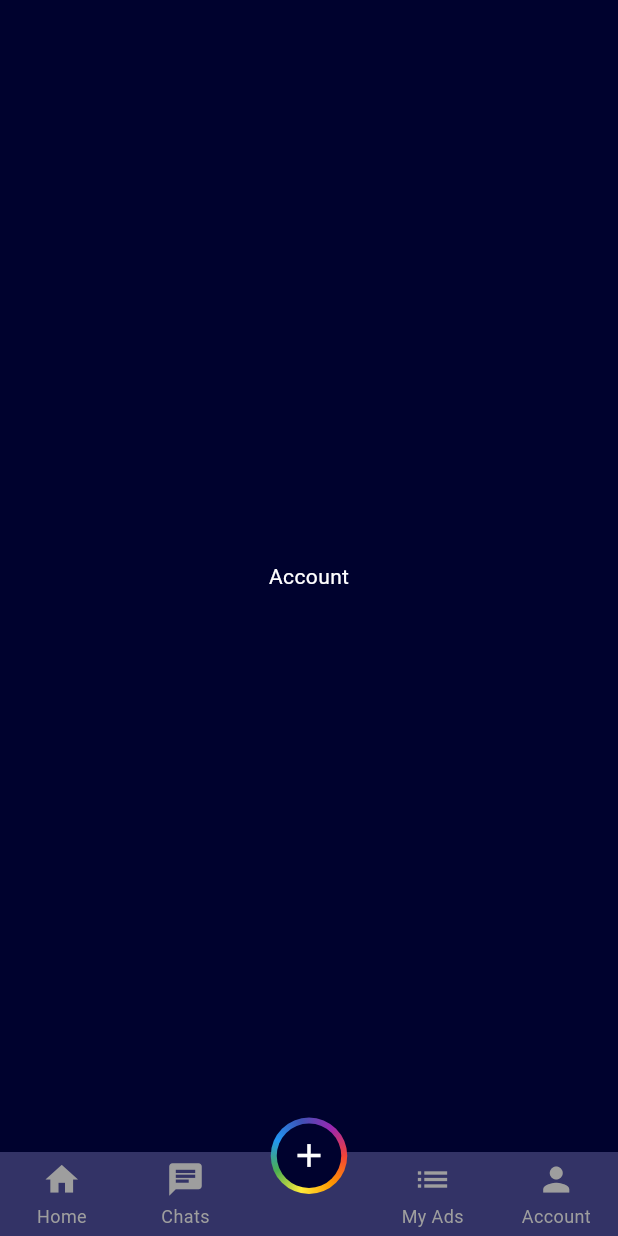
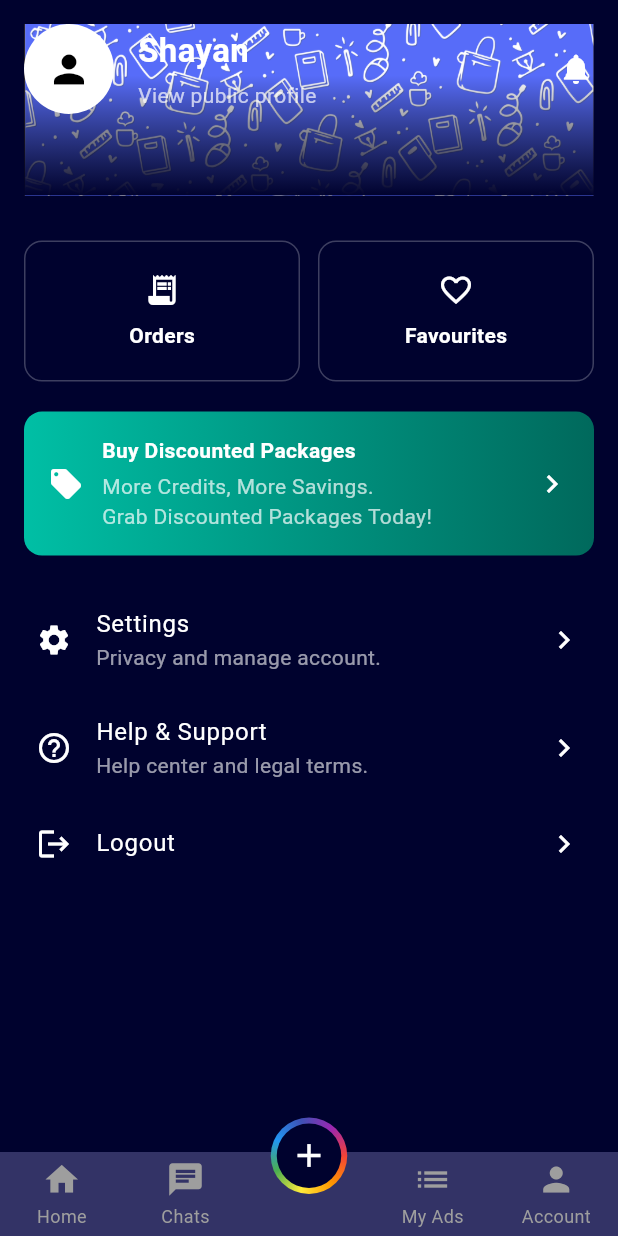
Before and after one commit to I-S-G-7/olx_app, a Flutter app: the screen it shows after launch, item 5 of the bottom bar chosen, on a phone screen of 412 x 824 dp. Run offline on Flutter 3.47's test engine with Material 3 defaults, Android fonts, the phone set to English and light mode, and no system bars; drawn by our look-alikes of persistent_bottom_nav_bar_v2; network calls fail.

Commit message:
Added Accounts Page

```diff
--- /dev/null
+++ b/lib/accounts_page.dart
@@ -0,0 +1,146 @@
+import 'package:flutter/material.dart';
+
+class AccountPage extends StatelessWidget {
+  const AccountPage({super.key});
+
+  @override
+  Widget build(BuildContext context) {
+    return Scaffold(
+      backgroundColor: const Color(0xFF00022E),
+      body: ListView(
+        padding: const EdgeInsets.all(16),
+        children: [
+          SingleChildScrollView(
+            child: Column(
+              children: [ Stack(
+                children: [
+                  Image.asset('assets/images/olx_b.png', fit: BoxFit.cover),
+                    Positioned(
+                      bottom: 0,
+                      left: 0,
+                      right: 0,
+                      height: 80,
+                      child: Container(
+                        decoration: const BoxDecoration(
+                          gradient: LinearGradient(
+                            begin: Alignment.topCenter,
+                            end: Alignment.bottomCenter,
+                            colors: [Colors.transparent, Color(0xFF00022E)],
+                          ),
+                        ),
+                      ),
+                    ),
+                  Row(
+                  crossAxisAlignment: CrossAxisAlignment.center,
+                  children: [
+                    CircleAvatar(
+                      radius: 30,
+                      backgroundColor: Colors.white,
+                      child: Icon(Icons.person, size: 30, color: Colors.black),
+                    ),
+                    const SizedBox(width: 16),
+                    Column(
+                      crossAxisAlignment: CrossAxisAlignment.start,
+                      children: const [
+                        Text("Shayan",
+                            style: TextStyle(
+                                fontSize: 22,
+                                fontWeight: FontWeight.bold,
+                                color: Colors.white)),
+                        SizedBox(height: 4),
+                        Text("View public profile",
+                            style: TextStyle(color: Colors.white70)),
+                      ],
+                    ),
+                    const Spacer(),
+                    Icon(Icons.notifications, color: Colors.white),
+                  ],
+                ),
+                ]
+              ),
+              ]
+            ),
+          ),
+
+          const SizedBox(height: 30),
+          Row(
+            children: [
+              Expanded(
+                child: _buildOptionBox(Icons.receipt_long, "Orders"),
+              ),
+              const SizedBox(width: 12),
+              Expanded(
+                child: _buildOptionBox(Icons.favorite_border, "Favourites"),
+              ),
+            ],
+          ),
+          const SizedBox(height: 20),
+          Container(
+            decoration: BoxDecoration(
+              gradient: const LinearGradient(
+                colors: [Color(0xFF00BFA5), Color(0xFF00695C)],
+              ),
+              borderRadius: BorderRadius.circular(12),
+            ),
+            padding: const EdgeInsets.all(16),
+            child: Row(
+              children: const [
+                Icon(Icons.local_offer, color: Colors.white),
+                SizedBox(width: 12),
+                Expanded(
+                  child: Column(
+                    crossAxisAlignment: CrossAxisAlignment.start,
+                    children: [
+                      Text("Buy Discounted Packages",
+                          style: TextStyle(
+                              color: Colors.white,
+                              fontWeight: FontWeight.bold)),
+                      SizedBox(height: 4),
+                      Text("More Credits, More Savings.\nGrab Discounted Packages Today!",
+                          style: TextStyle(color: Colors.white70)),
+                    ],
+                  ),
+                ),
+                Icon(Icons.chevron_right, color: Colors.white)
+              ],
+            ),
+          ),
+          const SizedBox(height: 20),
+          _buildSettingsTile(Icons.settings, "Settings",
+              "Privacy and manage account."),
+          _buildSettingsTile(Icons.help_outline, "Help & Support",
+              "Help center and legal terms."),
+          _buildSettingsTile(Icons.logout, "Logout", ""),
+        ],
+      ),
+    );
+  }
+  Widget _buildOptionBox(IconData icon, String label) {
+    return Container(
+      decoration: BoxDecoration(
+        border: Border.all(color: Colors.white24),
+        borderRadius: BorderRadius.circular(12),
+      ),
+      padding: const EdgeInsets.symmetric(vertical: 20),
+      child: Column(
+        children: [
+          Icon(icon, color: Colors.white),
+          const SizedBox(height: 8),
+          Text(label,
+              style: const TextStyle(color: Colors.white, fontWeight: FontWeight.bold)),
+        ],
+      ),
+    );
+  }
+  Widget _buildSettingsTile(IconData icon, String title, String subtitle) {
+    return ListTile(
+      contentPadding: const EdgeInsets.symmetric(horizontal: 8),
+      leading: Icon(icon, color: Colors.white),
+      title: Text(title, style: const TextStyle(color: Colors.white)),
+      subtitle:
+          subtitle.isNotEmpty ? Text(subtitle, style: const TextStyle(color: Colors.white60)) : null,
+      trailing: const Icon(Icons.chevron_right, color: Colors.white),
+      onTap: () {},
+    );
+  }
+}
--- a/lib/navbar.dart
+++ b/lib/navbar.dart
@@ -1,4 +1,5 @@
 import 'package:flutter/material.dart';
+import 'package:olx_app/accounts_page.dart';
 import 'package:olx_app/adds_page.dart';
 import 'package:olx_app/chats_page.dart';
 import 'package:olx_app/main_page.dart';
@@ -18,7 +19,7 @@ class _navbarState extends State<navbar> {
     ChatsPage(),
     Center(child: Text("Sell", style: TextStyle(color: Colors.white))),
     AddsPage(),
-    Center(child: Text("Account", style: TextStyle(color: Colors.white))),
+    AccountPage(),
   ];
 
   Widget _buildSellButtonIcon() {
@@ -101,7 +102,7 @@ class _navbarState extends State<navbar> {
   @override
   Widget build(BuildContext context) {
     return Scaffold(
-      backgroundColor: Colors.black,
+      backgroundColor: Colors.transparent,
       body: PersistentTabView(backgroundColor: const Color(0xFF00022E),
         controller: _controller,
         tabs: _buildTabs(),
```
